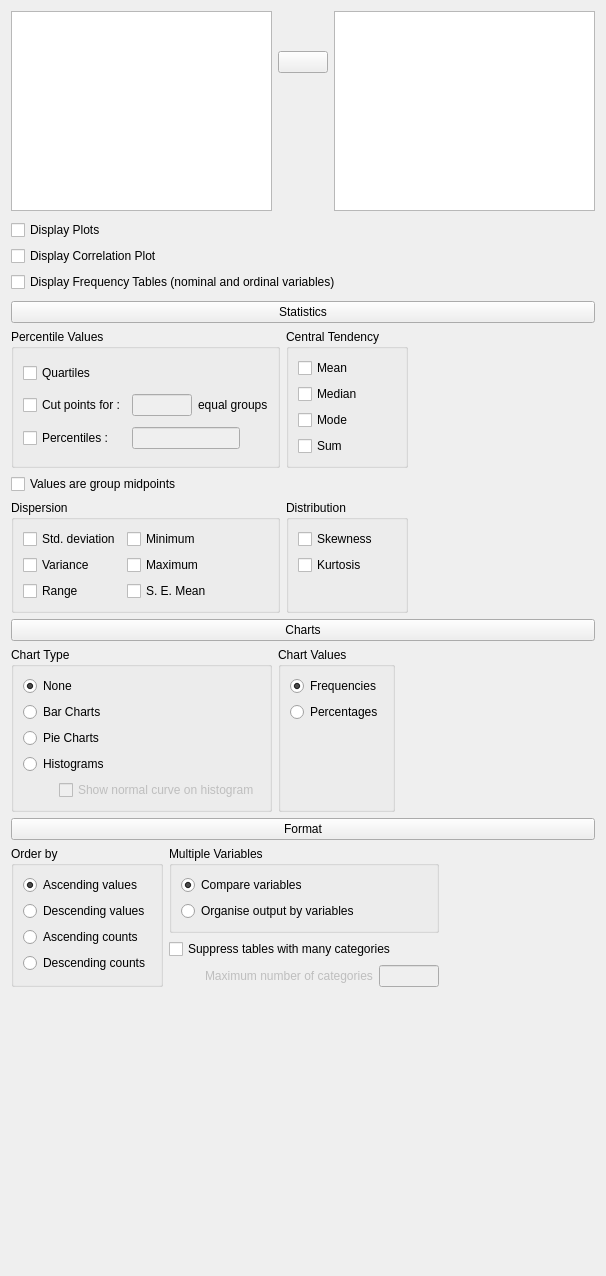
Before: the Qt Designer form JASP-Desktop/analysisforms/descriptivesform.ui in jasp-stats/jasp-desktop, drawn with Qt 5.
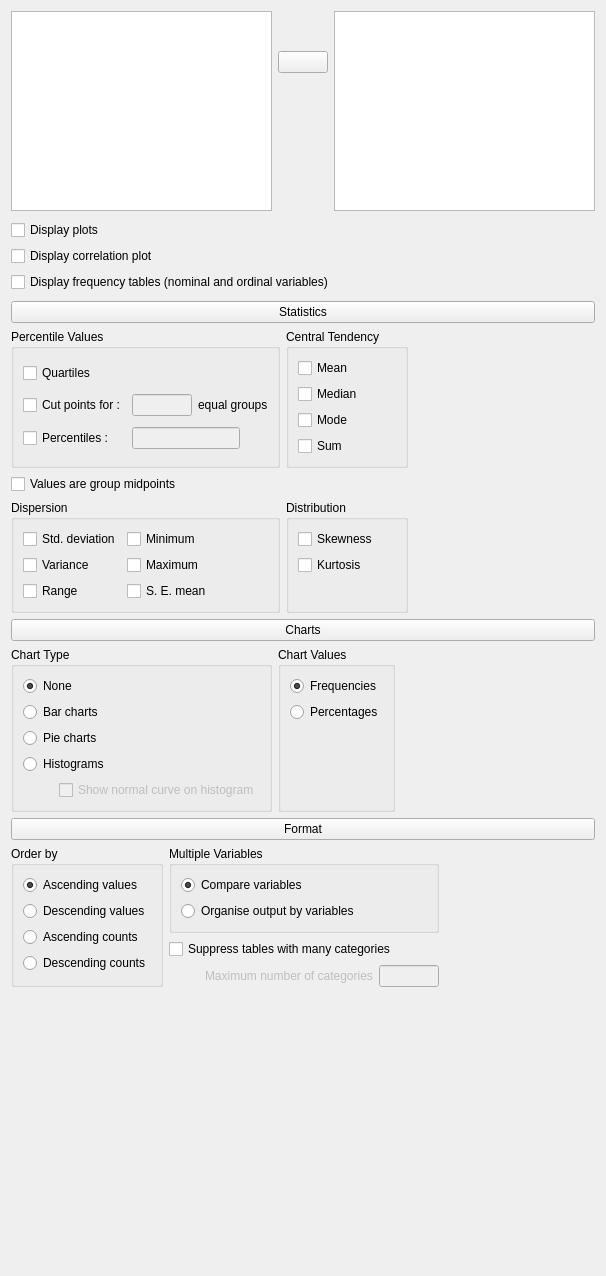
After: the same form once the commit is applied. Custom widgets are drawn as their Qt base class.

Commit message: Descriptives: Implemented restructuring suggestions

```diff
--- a/JASP-Desktop/analysisforms/descriptivesform.ui
+++ b/JASP-Desktop/analysisforms/descriptivesform.ui
@@ -187,7 +187,7 @@
          </sizepolicy>
         </property>
         <property name="text">
-         <string>Display Plots</string>
+         <string>Display plots</string>
         </property>
        </widget>
       </item>
@@ -200,7 +200,7 @@
          </sizepolicy>
         </property>
         <property name="text">
-         <string>Display Frequency Tables (nominal and ordinal variables)</string>
+         <string>Display frequency tables (nominal and ordinal variables)</string>
         </property>
        </widget>
       </item>
@@ -213,7 +213,7 @@
          </sizepolicy>
         </property>
         <property name="text">
-         <string>Display Correlation Plot</string>
+         <string>Display correlation plot</string>
         </property>
        </widget>
       </item>
@@ -353,7 +353,7 @@
                </sizepolicy>
               </property>
               <property name="text">
-               <string>S. E. Mean</string>
+               <string>S. E. mean</string>
               </property>
              </widget>
             </item>
@@ -803,7 +803,7 @@
                </sizepolicy>
               </property>
               <property name="text">
-               <string>Pie Charts</string>
+               <string>Pie charts</string>
               </property>
              </widget>
             </item>
@@ -816,7 +816,7 @@
                </sizepolicy>
               </property>
               <property name="text">
-               <string>Bar Charts</string>
+               <string>Bar charts</string>
               </property>
              </widget>
             </item>
```
The commit also changes 1 other file.
